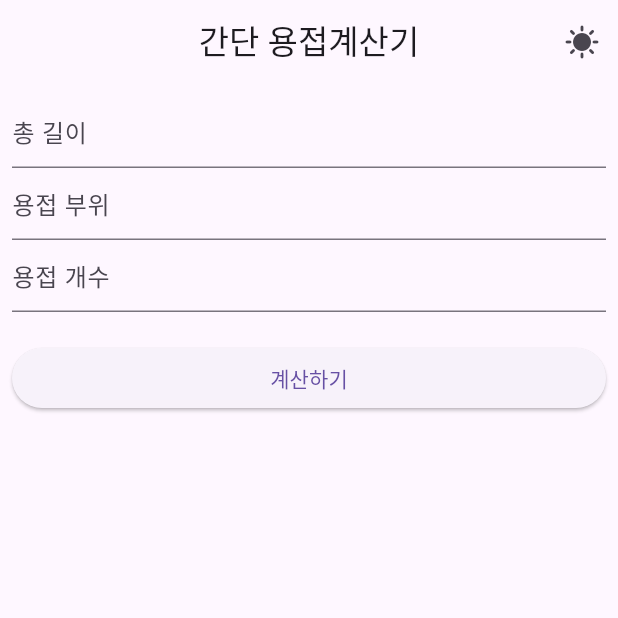
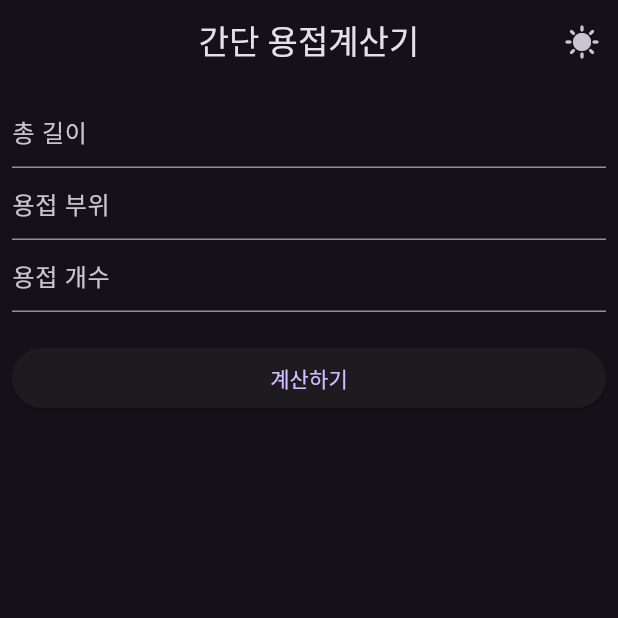
Before and after one commit to mrkim0425/simple_welding_calcullator, a Flutter app: the screen it shows after launch, on a phone screen of 412 x 824 dp, the top half of it. Run offline on Flutter 3.47's test engine with Material 3 defaults, Android fonts, the light colour scheme and no system bars; drawn by our look-alikes of dynamic_color.

Commit message:
update: try minimum reduce rebuild skipped issue

```diff
--- a/lib/main.dart
+++ b/lib/main.dart
@@ -1,4 +1,3 @@
-import 'package:dynamic_color/dynamic_color.dart';
 import 'package:flutter/material.dart';
 import 'package:simple_welding_calcullator/home.dart';
 
@@ -15,10 +14,8 @@ void main() {
 class MyApp extends StatelessWidget {
   const MyApp({super.key});
 
-  // This widget is the root of your application.
   @override
   Widget build(BuildContext context) {
-    return DynamicColorBuilder(builder: (light, dark) {
     return ValueListenableBuilder(
         valueListenable: isDark,
         builder: (context, value, _) {
@@ -26,11 +23,10 @@ class MyApp extends StatelessWidget {
             title: 'Flutter Demo',
             debugShowCheckedModeBanner: false,
             themeMode: value ? ThemeMode.dark : ThemeMode.light,
-              darkTheme: ThemeData(colorScheme: dark),
-              theme: ThemeData(colorScheme: light),
+            darkTheme: ThemeData.dark(),
+            theme: ThemeData.light(),
             home: const HomePage(),
           );
         });
-    });
   }
 }
--- a/pubspec.yaml
+++ b/pubspec.yaml
@@ -28,8 +28,6 @@ environment:
 # the latest version available on pub.dev. To see which dependencies have newer
 # versions available, run `flutter pub outdated`.
 dependencies:
-  cupertino_icons: ^1.0.6
-  dynamic_color: ^1.7.0
   flutter:
     sdk: flutter
 
```
Also changed, not shown: lib/home.dart (+7 -5 lines), pubspec.lock, 7 other files. Lines whose indentation alone changed are shown as unchanged.
